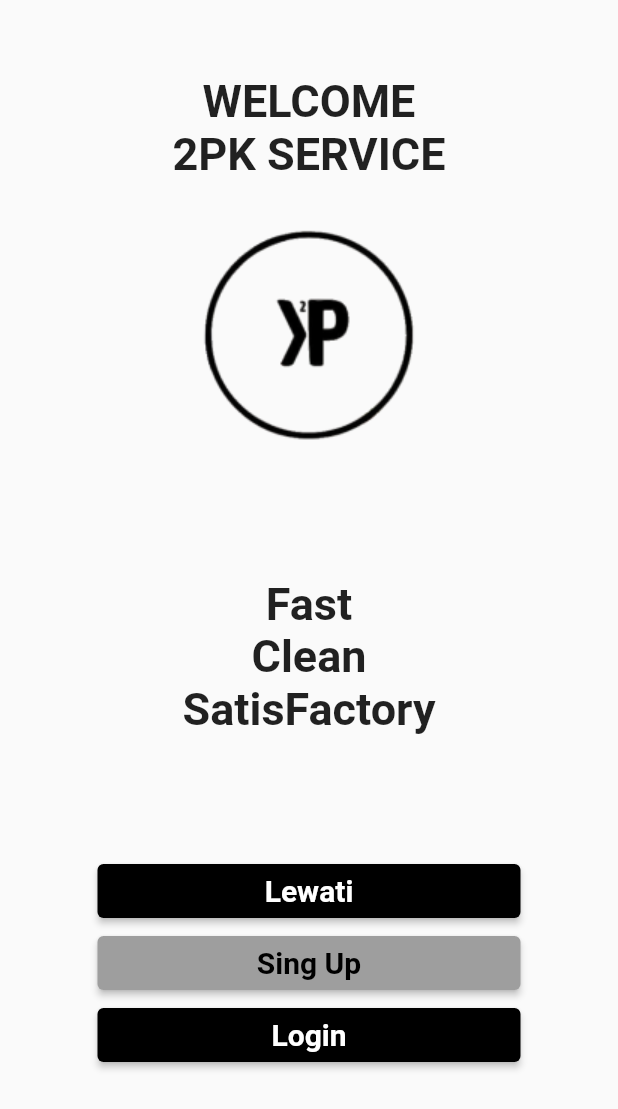
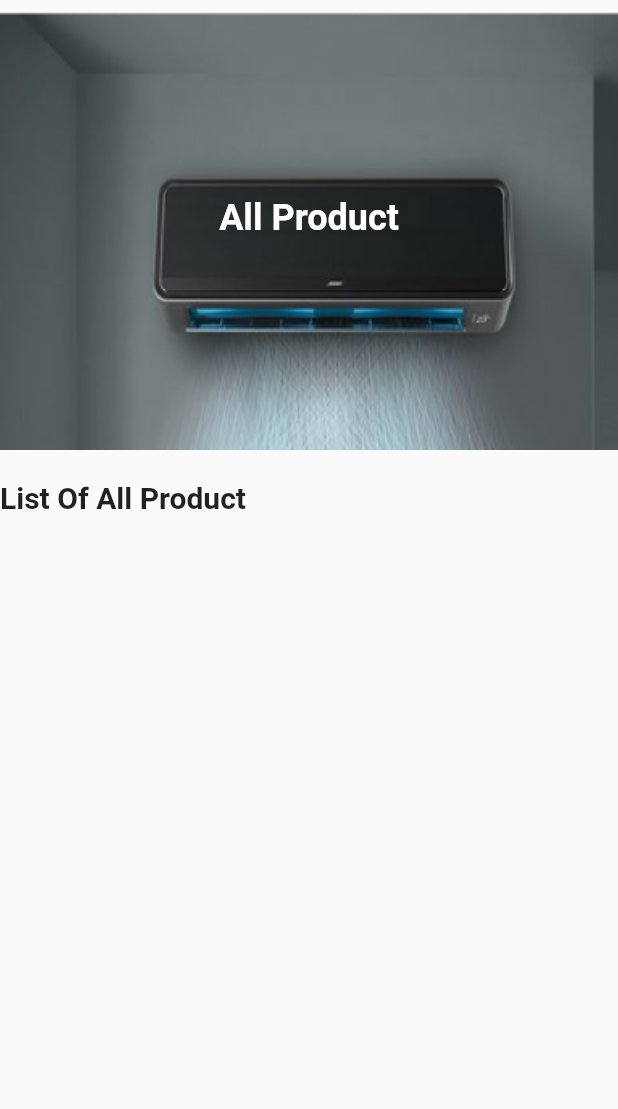
Before and after one commit to ajimassaid99/FlutterServices, a Flutter app: the MyHomePage screen opened by its route, after a tap on "Show All >>", on a phone screen of 412 x 824 dp. Shown: the top 1109 px of the screen. Run offline on Flutter 3.47's test engine with Material 2 defaults, Android fonts, the phone set to English and light mode, and no system bars; our stand-ins replace get, shared_preferences, supabase_flutter; accounts and stored records are empty.

Commit message:
Slicing and integration Products

```diff
--- /dev/null
+++ b/lib/app/modules/booking/controller/booking_controller.dart
@@ -0,0 +1,3 @@
+import 'package:get/get.dart';
+
+class BookingController extends GetxController {}
--- a/lib/app/modules/dashboard/views/Dasboard_view.dart
+++ b/lib/app/modules/dashboard/views/Dasboard_view.dart
@@ -1,4 +1,5 @@
 import 'package:flutter/material.dart';
+import 'package:services/app/modules/product/views/Product_view.dart';
 import 'package:services/app/routes/app_pages.dart';
 
 class DashboardWidget extends StatelessWidget {
@@ -93,7 +94,7 @@ final List<Map<String, String>> technicians = [
         ),
         TextButton(
           onPressed: () {
-            Navigator.pushNamed(context, Routes.Welcome);
+            Navigator.pushNamed(context, Routes.Product);
           },
           child: const Text(
             'Show All >>',
@@ -114,7 +115,17 @@ final List<Map<String, String>> technicians = [
             scrollDirection: Axis.horizontal,
             itemCount: products.length,
             itemBuilder: (BuildContext context, int index) {
-          return Padding(
+              return  GestureDetector(
+                  onTap: () {
+                    if(products[index]['title']=="Air Conditioner"){
+                    Navigator.pushNamed(context, Routes.ProductAc);
+                    }else if(products[index]['title']=="Stove"){
+                      Navigator.pushNamed(context, Routes.ProductSt);
+                    }else if(products[index]['title']=="Washing Machine"){
+                      Navigator.pushNamed(context, Routes.ProductWm);
+                    }
+                  },
+                child: Padding(
                   padding: const EdgeInsets.symmetric(horizontal: 8.0),
                   child: Column(
                     children: [
@@ -136,6 +147,7 @@ final List<Map<String, String>> technicians = [
                             fontWeight: FontWeight.bold, fontSize: 16),
                       )
                     ],
+                  ),
                 ),
               );
             },
--- /dev/null
+++ b/lib/app/modules/product/bindings/Product_binding.dart
@@ -0,0 +1,10 @@
+import 'package:get/get.dart';
+import '../controllers/Product_controller.dart';
+
+class ProductBinding extends Bindings {
+  @override
+  void dependencies() {
+    Get.lazyPut<ProductController>(
+      () => ProductController(),);
+  }
+}
--- /dev/null
+++ b/lib/app/modules/product/controllers/Product_controller.dart
@@ -0,0 +1,36 @@
+import 'package:get/get.dart';
+import 'package:supabase_flutter/supabase_flutter.dart';
+
+class ProductController extends GetxController {
+  // state untuk menyimpan data products
+  RxList<Map<String, dynamic>> products = <Map<String, dynamic>>[].obs;
+  RxString title ="All Product".obs;
+
+
+  Future<void> getProducts(String type) async {
+    if(type=="all"){
+        final response = await Supabase.instance.client
+        .from('products')
+        .select('product_id, merk, type, name, urlImage');
+
+        if (response != null) {
+        // update state products dengan respons dari query
+        products.addAll(response.cast<Map<String, dynamic>>());
+      }
+    }else{
+      title = type.obs;
+      final response = await Supabase.instance.client
+          .from('products')
+          .select('product_id, merk, type, name, urlImage')
+          .eq('type', type);
+      if (response != null) {
+        // update state products dengan respons dari query
+        products.addAll(response.cast<Map<String, dynamic>>());
+      }
+    }
+  }
+
+
+
+
+}
--- /dev/null
+++ b/lib/app/modules/product/views/Product_view.dart
@@ -0,0 +1,149 @@
+import 'package:flutter/material.dart';
+import 'package:get/get.dart';
+
+import '../controllers/Product_controller.dart';
+
+// ignore: must_be_immutable
+class ProductView extends GetView<ProductController> {
+  String type;
+  ProductView({Key? key, required this.type}) : super(key: key);
+
+  @override
+  void initState() {
+    controller.getProducts(this.type);
+  }
+
+  @override
+  Widget build(BuildContext context) {
+    initState();
+    return Scaffold(
+      body: SizedBox(
+        width: MediaQuery.of(context).size.width,
+        child: Column(
+          crossAxisAlignment: CrossAxisAlignment.start,
+          children: [
+            // Widget untuk menampilkan foto dan teks
+            SizedBox(
+              height: 300,
+              child: Stack(
+                children: [
+                  // Widget untuk menampilkan foto
+                  Container(
+                    decoration: const BoxDecoration(
+                      image: DecorationImage(
+                        image: AssetImage('assets/HeadAc.png'),
+                        fit: BoxFit.cover,
+                      ),
+                    ),
+                  ),
+                  // Widget untuk menampilkan teks
+                  Positioned.fill(
+                    child: Padding(
+                      padding: const EdgeInsets.symmetric(horizontal: 60),
+                      child: Column(
+                        crossAxisAlignment: CrossAxisAlignment.center,
+                        mainAxisAlignment: MainAxisAlignment.center,
+                        children: [
+                          Obx(() {
+                            return Text(
+                              controller.title.value,
+                              style: const TextStyle(
+                                fontSize: 24,
+                                fontWeight: FontWeight.bold,
+                                color: Colors.white,
+                              ),
+                            );
+                          }),
+                          const SizedBox(height: 10),
+                        ],
+                      ),
+                    ),
+                  ),
+                ],
+              ),
+            ),
+            const SizedBox(height: 20),
+            // Widget untuk menampilkan judul halaman
+            Obx(() {
+              return Text(
+                "List Of ${controller.title.value}",
+                style: const TextStyle(
+                  fontSize: 20,
+                  fontWeight: FontWeight.bold,
+                ),
+              );
+            }),
+            // Widget untuk menampilkan daftar produk
+            Expanded(
+              child: Obx(
+                () => ListView.builder(
+                  itemCount: controller.products.length,
+                  itemBuilder: (context, index) {
+                    final product = controller.products[index];
+                    return Padding(
+                      padding: const EdgeInsets.symmetric(
+                          horizontal: 20, vertical: 10),
+                      child: Row(
+                        children: [
+                          // Widget untuk menampilkan foto produk
+                          ClipRRect(
+                            borderRadius: BorderRadius.circular(10),
+                            child: Image.network(
+                              product['urlImage'],
+                              width: 150,
+                              height: 150,
+                              fit: BoxFit.cover,
+                            ),
+                          ),
+                          const SizedBox(width: 20),
+                          // Widget untuk menampilkan informasi produk
+                          Expanded(
+                            child: Column(
+                              crossAxisAlignment: CrossAxisAlignment.start,
+                              children: [
+                                Text(
+                                  product['name'],
+                                  style: const TextStyle(
+                                    fontSize: 18,
+                                    fontWeight: FontWeight.bold,
+                                  ),
+                                ),
+                                const SizedBox(height: 5),
+                                Text(
+                                  product['type'],
+                                  style: const TextStyle(
+                                    fontSize: 16,
+                                  ),
+                                ),
+                                const SizedBox(height: 10),
+                                // Widget untuk menampilkan tombol "Beli"
+                                ElevatedButton(
+                                  onPressed: () {},
+                                  style: ElevatedButton.styleFrom(
+                                    backgroundColor:
+                                        Colors.black, // warna latar belakang
+                                    padding: const EdgeInsets.symmetric(
+                                        vertical: 8, horizontal: 50), // padding
+                                    shape: RoundedRectangleBorder(
+                                      borderRadius: BorderRadius.circular(
+                                          0), // border radius
+                                    ),
+                                  ),
+                                  child: const Text('BOOKING'),
+                                ),
+                              ],
+                            ),
+                          ),
+                        ],
+                      ),
+                    );
+                  },
+                ),
+              ),
+            ),
+          ],
+        ),
+      ),
+    );
+  }
+}
--- a/lib/app/routes/app_routes.dart
+++ b/lib/app/routes/app_routes.dart
@@ -7,6 +7,10 @@ abstract class Routes {
   static const Register = _Paths.Register;
   static const Login = _Paths.login;
   static const Dashboard = _Paths.Dasboard;
+  static const Product = _Paths.Product;
+  static const ProductAc = _Paths.Productac;
+  static const ProductSt = _Paths.ProductSt;
+  static const ProductWm = _Paths.ProductWm;
 }
 
 abstract class _Paths {
@@ -15,4 +19,8 @@ abstract class _Paths {
   static const Register = '/register';
   static const login = '/login';
   static const Dasboard = '/dasboard';
+  static const Product = '/product';
+  static const Productac = '/productac';
+  static const ProductSt = '/productst';
+  static const ProductWm = '/productwm';
 }
```
Also changed, not shown: lib/app/modules/booking/binding/booking_bindings.dart (added, +10 -0 lines), lib/app/modules/booking/view/booking_page.dart (added, +16 -0 lines), lib/app/routes/app_pages.dart (+23 -1 lines), 1 other file. Lines whose indentation alone changed are shown as unchanged.
